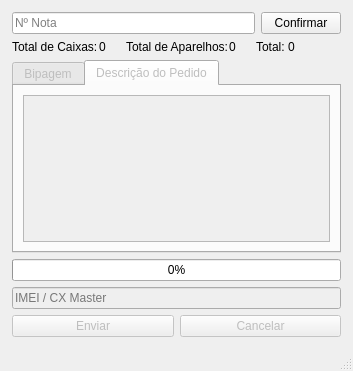
First picture: the form in scripts/bipador.ui, repository juliocezarjpg/bipagem-offline, before the edit.
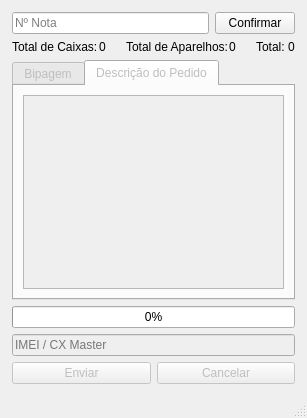
Second picture: the form after the edit. Icons and pictures are not drawn.

```diff
--- a/scripts/bipador.ui
+++ b/scripts/bipador.ui
@@ -6,8 +6,7 @@
    <rect>
     <x>0</x>
     <y>0</y>
-    <width>353</width>
-    <height>371</height>
+    <width>571</width>
    </rect>
   </property>
   <property name="acceptDrops">
```
